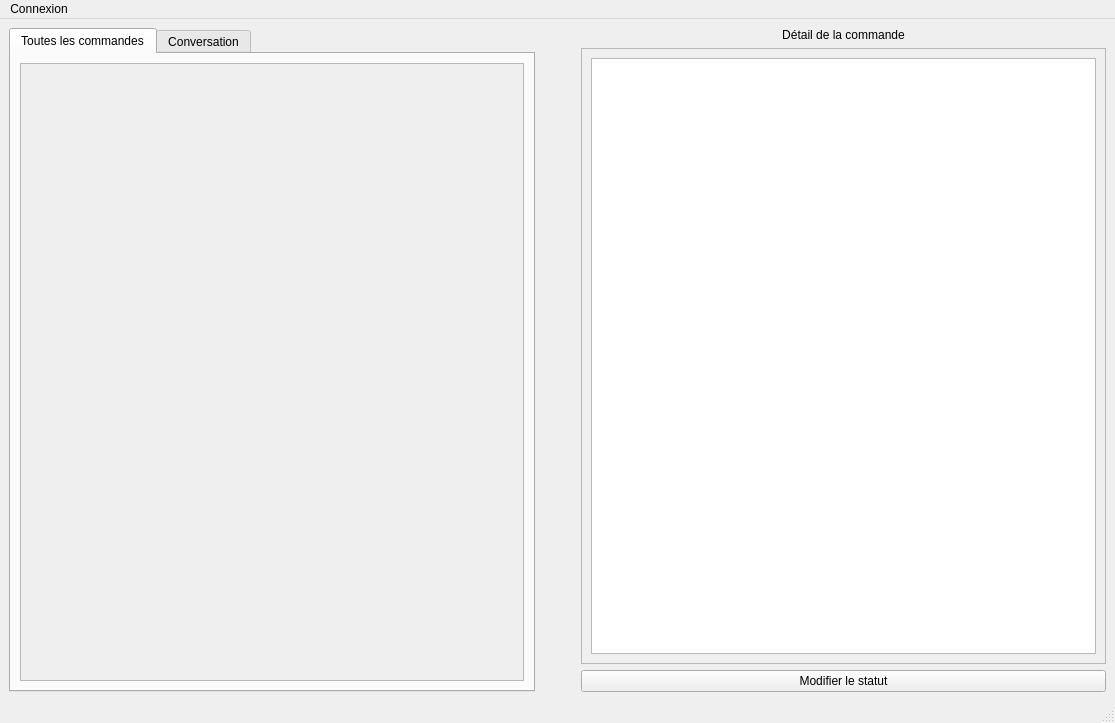
This is gui/if_ventadesk2.ui in Thomas-N-GEORGE/Ventadesk as Qt 5 draws it before an edit. The edited form follows.
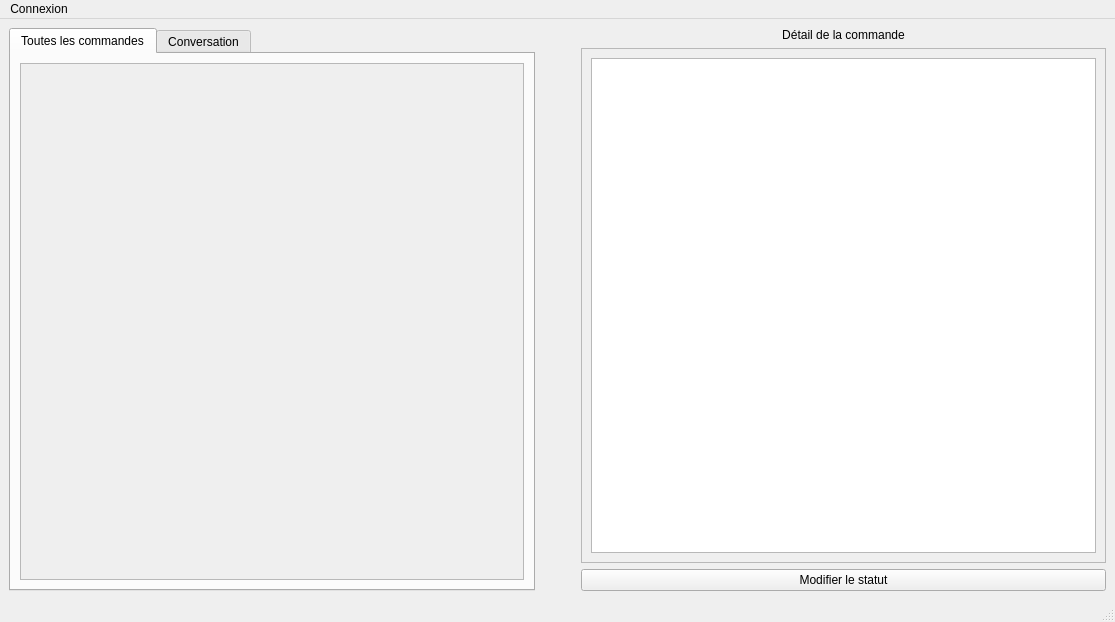
This is the edited form.

Patch:
```diff
--- a/gui/if_ventadesk2.ui
+++ b/gui/if_ventadesk2.ui
@@ -7,7 +7,7 @@
     <x>0</x>
     <y>0</y>
     <width>1115</width>
-    <height>723</height>
+    <height>622</height>
    </rect>
   </property>
   <property name="windowTitle">
@@ -41,7 +41,7 @@
                <x>0</x>
                <y>0</y>
                <width>496</width>
-               <height>613</height>
+               <height>512</height>
               </rect>
              </property>
              <property name="sizePolicy">
@@ -167,7 +167,7 @@
              <x>0</x>
              <y>0</y>
              <width>515</width>
-             <height>601</height>
+             <height>500</height>
             </rect>
            </property>
            <layout class="QVBoxLayout" name="verticalLayout_4">
```
Left out of the diff: 8 changed lines with no effect on the pictures.
